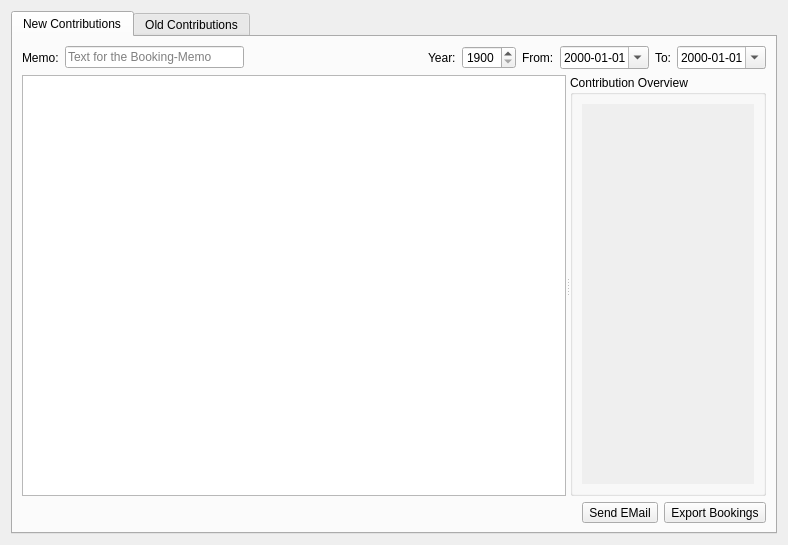
LukyLuke/PiTres, file forms/contributions.ui: the form before one commit.
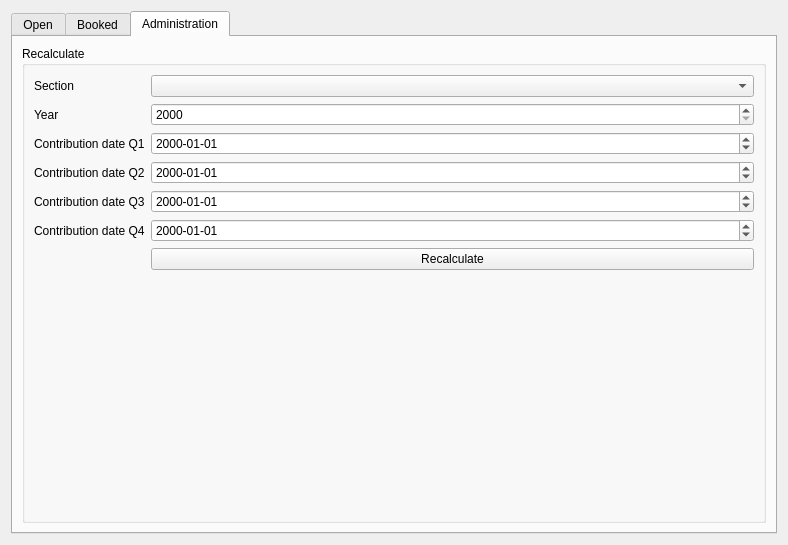
The form after the commit. The open tabs and pages were chosen to show the change. Icons and pictures are not drawn.

Commit message: #46 Added funciton to recalculate contributions

```diff
--- a/forms/contributions.ui
+++ b/forms/contributions.ui
@@ -21,7 +21,7 @@
      </property>
      <widget class="QWidget" name="tab">
       <attribute name="title">
-       <string>New Contributions</string>
+       <string>Open</string>
       </attribute>
       <layout class="QVBoxLayout" name="verticalLayout_2">
        <item>
@@ -126,8 +126,21 @@
          <property name="childrenCollapsible">
           <bool>false</bool>
          </property>
-         <widget class="QTableView" name="tableView"/>
+         <widget class="QTableView" name="tableView">
+          <property name="sizePolicy">
+           <sizepolicy hsizetype="Expanding" vsizetype="Expanding">
+            <horstretch>3</horstretch>
+            <verstretch>0</verstretch>
+           </sizepolicy>
+          </property>
+         </widget>
          <widget class="QGroupBox" name="overviewGroup">
+          <property name="sizePolicy">
+           <sizepolicy hsizetype="Preferred" vsizetype="Preferred">
+            <horstretch>1</horstretch>
+            <verstretch>0</verstretch>
+           </sizepolicy>
+          </property>
           <property name="title">
            <string>Contribution Overview</string>
           </property>
@@ -148,7 +161,7 @@
                <rect>
                 <x>0</x>
                 <y>0</y>
-                <width>177</width>
+                <width>141</width>
                 <height>156</height>
                </rect>
               </property>
@@ -245,7 +258,7 @@
      </widget>
      <widget class="QWidget" name="tab_2">
       <attribute name="title">
-       <string>Old Contributions</string>
+       <string>Booked</string>
       </attribute>
       <layout class="QVBoxLayout" name="verticalLayout_5">
        <item>
@@ -433,6 +446,112 @@
        </item>
       </layout>
      </widget>
+     <widget class="QWidget" name="tab_3">
+      <attribute name="title">
+       <string>Administration</string>
+      </attribute>
+      <layout class="QVBoxLayout" name="verticalLayout_9">
+       <item>
+        <widget class="QGroupBox" name="groupBox_3">
+         <property name="title">
+          <string>Recalculate</string>
+         </property>
+         <layout class="QFormLayout" name="formLayout">
+          <item row="0" column="0">
+           <widget class="QLabel" name="label_5">
+            <property name="text">
+             <string>Section</string>
+            </property>
+           </widget>
+          </item>
+          <item row="0" column="1">
+           <widget class="QComboBox" name="recalcSection"/>
+          </item>
+          <item row="1" column="0">
+           <widget class="QLabel" name="label_6">
+            <property name="text">
+             <string>Year</string>
+            </property>
+           </widget>
+          </item>
+          <item row="1" column="1">
+           <widget class="QSpinBox" name="recalcYear">
+            <property name="minimum">
+             <number>2000</number>
+            </property>
+            <property name="maximum">
+             <number>9999</number>
+            </property>
+           </widget>
+          </item>
+          <item row="6" column="1">
+           <widget class="QPushButton" name="recalcButton">
+            <property name="text">
+             <string>Recalculate</string>
+            </property>
+           </widget>
+          </item>
+          <item row="2" column="1">
+           <widget class="QDateEdit" name="recalcQ1">
+            <property name="displayFormat">
+             <string>yyyy-MM-dd</string>
+            </property>
+           </widget>
+          </item>
+          <item row="3" column="1">
+           <widget class="QDateEdit" name="recalcQ2">
+            <property name="displayFormat">
+             <string>yyyy-MM-dd</string>
+            </property>
+           </widget>
+          </item>
+          <item row="4" column="1">
+           <widget class="QDateEdit" name="recalcQ3">
+            <property name="displayFormat">
+             <string>yyyy-MM-dd</string>
+            </property>
+           </widget>
+          </item>
+          <item row="5" column="1">
+           <widget class="QDateEdit" name="recalcQ4">
+            <property name="displayFormat">
+             <string>yyyy-MM-dd</string>
+            </property>
+           </widget>
+          </item>
+          <item row="2" column="0">
+           <widget class="QLabel" name="label_7">
+            <property name="text">
+             <string>Contribution date Q1</string>
+            </property>
+           </widget>
+          </item>
+          <item row="3" column="0">
+           <widget class="QLabel" name="label_9">
+            <property name="text">
+             <string>Contribution date Q2</string>
+            </property>
+           </widget>
+          </item>
+          <item row="4" column="0">
+           <widget class="QLabel" name="label_10">
+            <property name="text">
+             <string>Contribution date Q3</string>
+            </property>
+           </widget>
+          </item>
+          <item row="5" column="0">
+           <widget class="QLabel" name="label_11">
+            <property name="text">
+             <string>Contribution date Q4</string>
+            </property>
+           </widget>
+          </item>
+         </layout>
+        </widget>
+       </item>
+      </layout>
+     </widget>
     </widget>
    </item>
   </layout>
```
Left out of the diff: 2 changed lines with no effect on the pictures. The commit also changes 2 other files.
